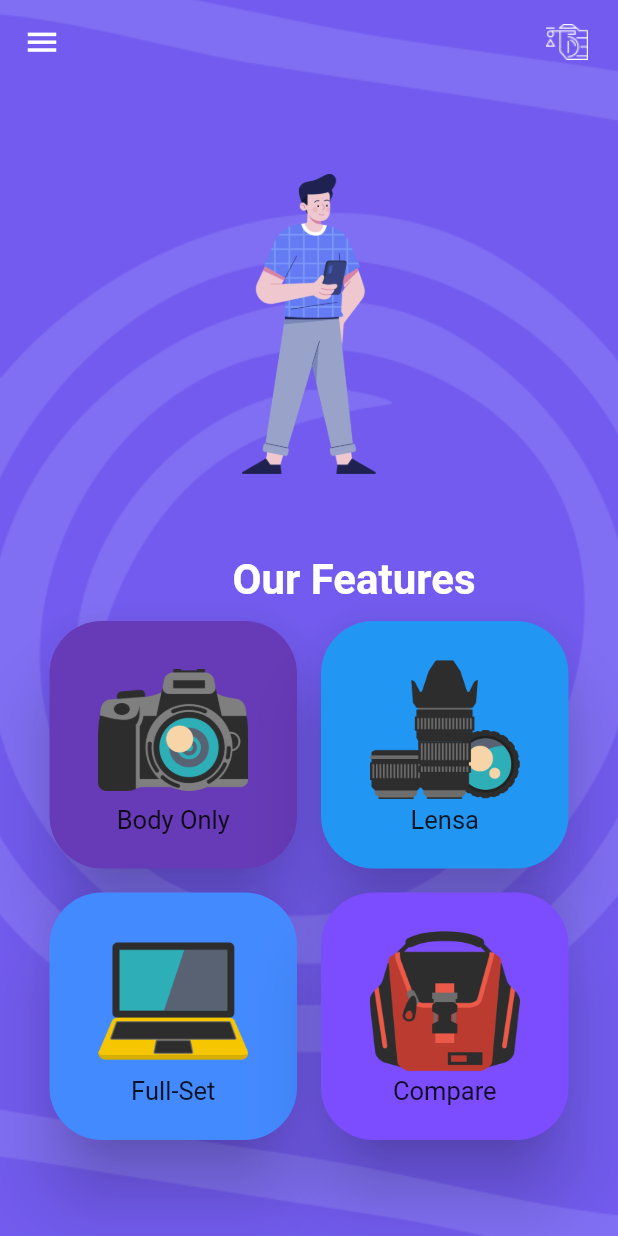
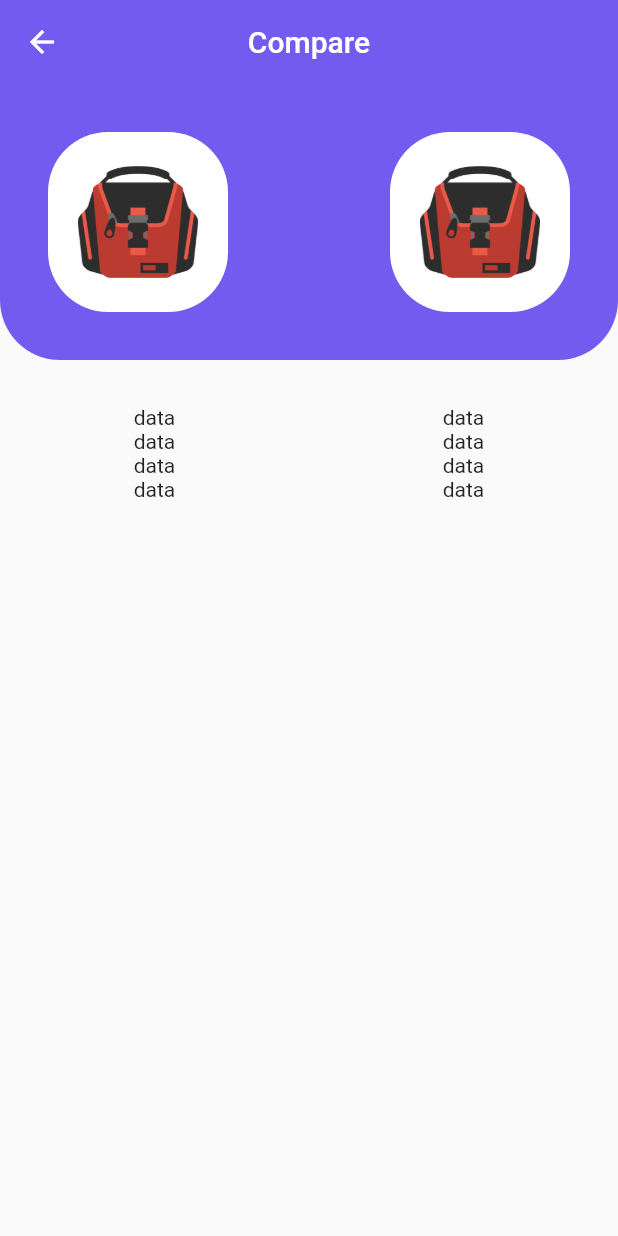
Before and after one commit to agilescrumb2/android-camera-comparison, a Flutter app: the screen it shows after launch, after a tap on "Compare", on a phone screen of 412 x 824 dp. Run offline on Flutter 3.47's test engine with Material 2 defaults, Android fonts, the phone set to English and light mode, and no system bars; missing offline and left inert: flutter_launcher_icons.

Commit message:
belum selesai compare page

```diff
--- a/lib/primary/beranda.dart
+++ b/lib/primary/beranda.dart
@@ -1,3 +1,4 @@
+import 'package:android_camera_comparison/secondary/detail_compare.dart';
 import 'package:android_camera_comparison/secondary/list_fullkit.dart';
 import 'package:android_camera_comparison/secondary/list_lensa.dart';
 import 'package:flutter/material.dart';
@@ -194,7 +195,13 @@ class _HomePageState extends State<HomePage> {
                         elevation: 20,
                         margin: const EdgeInsets.all(8),
                         child: InkWell(
-                          onTap: () {},
+                          onTap: () {
+                            Navigator.push(
+                              context,
+                              MaterialPageRoute(
+                                  builder: (context) => DetailCompare()),
+                            );
+                          },
                           splashColor: Colors.deepPurpleAccent,
                           child: Center(
                             child: Column(
--- /dev/null
+++ b/lib/secondary/detail_compare.dart
@@ -0,0 +1,104 @@
+import 'package:flutter/cupertino.dart';
+import 'package:flutter/material.dart';
+
+class DetailCompare extends StatelessWidget{
+
+  @override
+  Widget build(BuildContext context){
+    const Color colortwo = Color.fromRGBO(114, 91, 238, 1);
+
+    return SafeArea(
+      child: Scaffold(
+        appBar: AppBar(
+          backgroundColor: colortwo,
+          elevation: 0,
+          title: Text('Compare'),
+          centerTitle: true,
+        ),
+        body: Container(
+          child: Column(
+            children: [
+              Container(
+                padding: EdgeInsets.all(32.0),
+                decoration: BoxDecoration(
+                  color: colortwo,
+                  borderRadius: BorderRadius.only(
+                    bottomLeft: Radius.circular(40),
+                    bottomRight: Radius.circular(40)
+                  )
+                ),
+                child: Row(
+                  mainAxisAlignment: MainAxisAlignment.spaceBetween,
+                  children: [
+                    Container(
+                      padding: EdgeInsets.all(20.0),
+                      child: Image.asset('assets/img/4.png', width: 100, height: 100),
+                      width: 120,
+                      height: 120,
+                      decoration: BoxDecoration(
+                        color: Colors.white,
+                        borderRadius: BorderRadius.circular(40),
+                      ),
+                    ),
+                    Container(
+                      padding: EdgeInsets.all(20.0),
+                      child: Image.asset('assets/img/4.png', width: 100, height: 100),
+                      width: 120,
+                      height: 120,
+                      decoration: BoxDecoration(
+                        color: Colors.white,
+                        borderRadius: BorderRadius.circular(40),
+                      ),
+                    ),
+                  ],
+                ),
+              ),
+              Container(
+                padding: EdgeInsets.only(
+                  top: 30
+                ),
+                child: Column(
+                  children: [
+                    Row(
+                      mainAxisAlignment: MainAxisAlignment.spaceAround,
+                      children: [
+                        Text('data'),
+                        Text('data'),
+                      ],
+                    ),
+                    Container(
+                      child: Column(
+
+                      ),
+                    ),
+                    Row(
+                      mainAxisAlignment: MainAxisAlignment.spaceAround,
+                      children: [
+                        Text('data'),
+                        Text('data'),
+                      ],
+                    ),
+                    Row(
+                      mainAxisAlignment: MainAxisAlignment.spaceAround,
+                      children: [
+                        Text('data'),
+                        Text('data'),
+                      ],
+                    ),
+                    Row(
+                      mainAxisAlignment: MainAxisAlignment.spaceAround,
+                      children: [
+                        Text('data'),
+                        Text('data'),
+                      ],
+                    ),
+                  ],
+                ),
+              )
+            ],
+          ),
+        ),
+      )
+    );
+  }
+}
```
